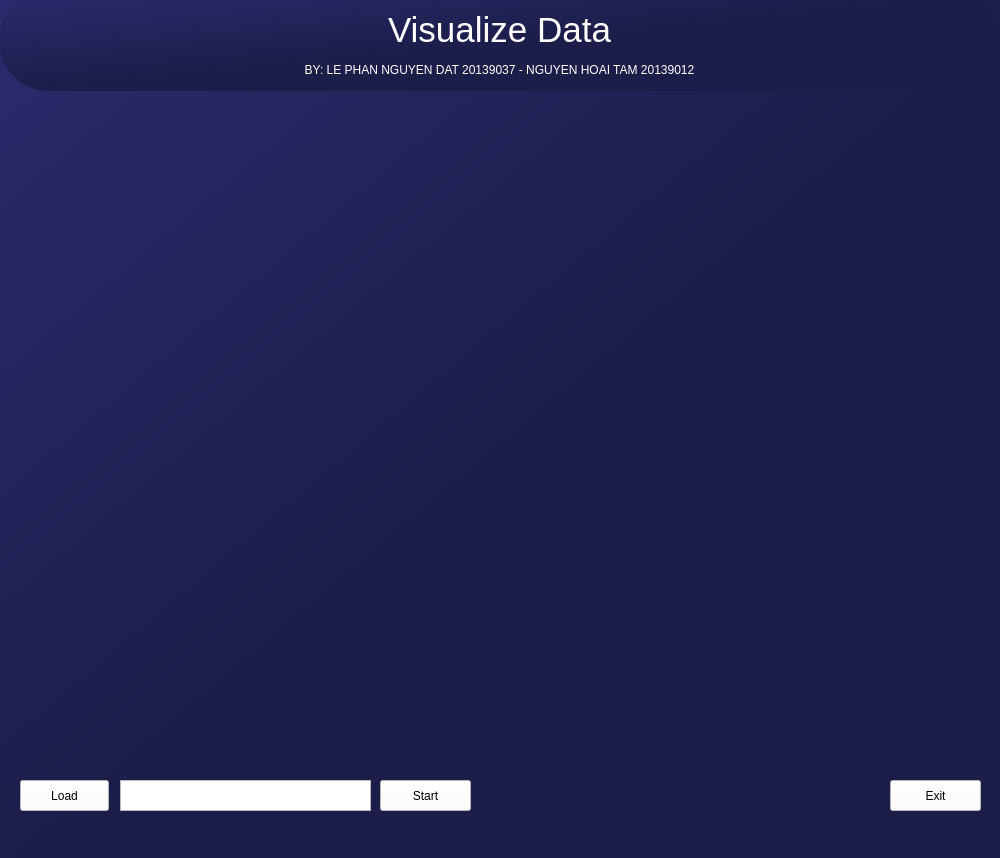
Above: Gui.ui from datphannguyenle/Gui_Visualizedata_TTPython before the change. Below: the same form after it.
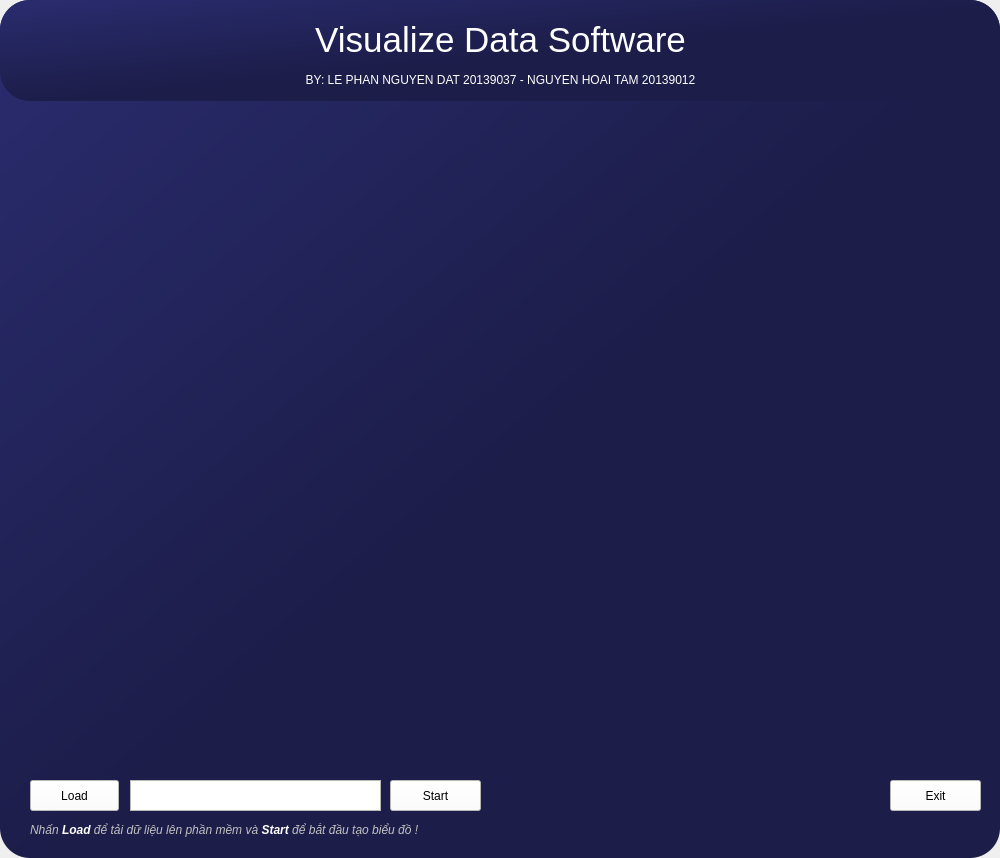
That is the form after the change. Icons and pictures are not drawn.

Diff of the .ui file:
```diff
--- a/Gui.ui
+++ b/Gui.ui
@@ -32,30 +32,19 @@
    <widget class="QWidget" name="verticalLayoutWidget">
     <property name="geometry">
      <rect>
-      <x>20</x>
-      <y>110</y>
+      <x>30</x>
+      <y>120</y>
       <width>451</width>
       <height>291</height>
      </rect>
     </property>
     <layout class="QVBoxLayout" name="dothi_1"/>
    </widget>
-   <widget class="QWidget" name="verticalLayoutWidget_2">
-    <property name="geometry">
-     <rect>
-      <x>530</x>
-      <y>110</y>
-      <width>451</width>
-      <height>291</height>
-     </rect>
-    </property>
-    <layout class="QVBoxLayout" name="dothi_2"/>
-   </widget>
    <widget class="QWidget" name="verticalLayoutWidget_3">
     <property name="geometry">
      <rect>
-      <x>20</x>
-      <y>460</y>
+      <x>30</x>
+      <y>450</y>
       <width>451</width>
       <height>291</height>
      </rect>
@@ -65,8 +54,8 @@
    <widget class="QWidget" name="verticalLayoutWidget_4">
     <property name="geometry">
      <rect>
-      <x>530</x>
-      <y>460</y>
+      <x>520</x>
+      <y>450</y>
       <width>451</width>
       <height>291</height>
      </rect>
@@ -76,14 +65,26 @@
    <widget class="QWidget" name="tieude" native="true">
     <property name="geometry">
      <rect>
-      <x>-1</x>
-      <y>-10</y>
-      <width>1001</width>
+      <x>0</x>
+      <y>0</y>
+      <width>1000</width>
       <height>101</height>
      </rect>
     </property>
+    <property name="minimumSize">
+     <size>
+      <width>1000</width>
+      <height>0</height>
+     </size>
+    </property>
+    <property name="maximumSize">
+     <size>
+      <width>1000</width>
+      <height>16777215</height>
+     </size>
+    </property>
     <property name="styleSheet">
-     <string notr="true">border-radius: 50px;
+     <string notr="true">border-radius: 30px;
 background-color: qlineargradient(spread:pad, x1:0, y1:0, x2:1, y2:1, stop:0 rgba(42, 44, 111, 255), stop:0.521368 rgba(28, 29, 73, 255));</string>
     </property>
     <widget class="QLabel" name="tendetai">
@@ -108,7 +109,7 @@
 </string>
      </property>
      <property name="text">
-      <string>&lt;html&gt;&lt;head/&gt;&lt;body&gt;&lt;p align=&quot;center&quot;&gt;&lt;span style=&quot; font-size:26pt; font-style:normal;&quot;&gt;Visualize Data&lt;/span&gt;&lt;/p&gt;&lt;/body&gt;&lt;/html&gt;</string>
+      <string>&lt;html&gt;&lt;head/&gt;&lt;body&gt;&lt;p align=&quot;center&quot;&gt;&lt;span style=&quot; font-size:26pt; font-style:normal;&quot;&gt;Visualize Data Software&lt;/span&gt;&lt;/p&gt;&lt;/body&gt;&lt;/html&gt;</string>
      </property>
     </widget>
     <widget class="QLabel" name="tacgia">
@@ -149,12 +150,15 @@
    <widget class="QPushButton" name="load_button">
     <property name="geometry">
      <rect>
-      <x>20</x>
+      <x>30</x>
       <y>780</y>
       <width>89</width>
       <height>31</height>
      </rect>
     </property>
+    <property name="cursor">
+     <cursorShape>PointingHandCursor</cursorShape>
+    </property>
     <property name="styleSheet">
      <string notr="true">background-color: rgb(255, 255, 255);</string>
     </property>
@@ -165,12 +169,15 @@
    <widget class="QPushButton" name="start_button">
     <property name="geometry">
      <rect>
-      <x>380</x>
+      <x>390</x>
       <y>780</y>
       <width>91</width>
       <height>31</height>
      </rect>
     </property>
+    <property name="cursor">
+     <cursorShape>PointingHandCursor</cursorShape>
+    </property>
     <property name="styleSheet">
      <string notr="true">background-color: rgb(255, 255, 255);</string>
     </property>
@@ -187,6 +194,9 @@
       <height>31</height>
      </rect>
     </property>
+    <property name="cursor">
+     <cursorShape>PointingHandCursor</cursorShape>
+    </property>
     <property name="styleSheet">
      <string notr="true">background-color: rgb(255, 255, 255);
 </string>
@@ -198,7 +208,7 @@
    <widget class="QTextEdit" name="url_load">
     <property name="geometry">
      <rect>
-      <x>120</x>
+      <x>130</x>
       <y>780</y>
       <width>251</width>
       <height>31</height>
@@ -208,14 +218,27 @@
    <widget class="QFrame" name="frame">
     <property name="geometry">
      <rect>
-      <x>-20</x>
-      <y>-10</y>
-      <width>1051</width>
-      <height>891</height>
+      <x>0</x>
+      <y>0</y>
+      <width>1000</width>
+      <height>858</height>
      </rect>
     </property>
+    <property name="minimumSize">
+     <size>
+      <width>1000</width>
+      <height>800</height>
+     </size>
+    </property>
+    <property name="maximumSize">
+     <size>
+      <width>1000</width>
+      <height>858</height>
+     </size>
+    </property>
     <property name="styleSheet">
-     <string notr="true">background-color: qlineargradient(spread:pad, x1:0, y1:0, x2:1, y2:1, stop:0 rgba(42, 44, 111, 255), stop:0.521368 rgba(28, 29, 73, 255));</string>
+     <string notr="true">border-radius:30px;
+background-color: qlineargradient(spread:pad, x1:0, y1:0, x2:1, y2:1, stop:0 rgba(42, 44, 111, 255), stop:0.521368 rgba(28, 29, 73, 255));</string>
     </property>
     <property name="frameShape">
      <enum>QFrame::StyledPanel</enum>
@@ -224,9 +247,32 @@
      <enum>QFrame::Raised</enum>
     </property>
    </widget>
+   <widget class="QWidget" name="verticalLayoutWidget_2">
+    <property name="geometry">
+     <rect>
+      <x>520</x>
+      <y>120</y>
+      <width>451</width>
+      <height>291</height>
+     </rect>
+    </property>
+    <layout class="QVBoxLayout" name="dothi_2"/>
+   </widget>
+   <widget class="QLabel" name="mota">
+    <property name="geometry">
+     <rect>
+      <x>30</x>
+      <y>820</y>
+      <width>501</width>
+      <height>20</height>
+     </rect>
+    </property>
+    <property name="text">
+     <string>&lt;html&gt;&lt;head/&gt;&lt;body&gt;&lt;p&gt;&lt;span style=&quot; font-style:italic; color:#c2c2c2;&quot;&gt;Nhấn &lt;/span&gt;&lt;span style=&quot; font-weight:600; font-style:italic; color:#ffffff;&quot;&gt;Load&lt;/span&gt;&lt;span style=&quot; font-style:italic; color:#c2c2c2;&quot;&gt; để tải dữ liệu lên phần mềm và &lt;/span&gt;&lt;span style=&quot; font-weight:600; font-style:italic; color:#ffffff;&quot;&gt;Start&lt;/span&gt;&lt;span style=&quot; font-style:italic; color:#c2c2c2;&quot;&gt; để bắt đầu tạo biểu đồ !&lt;/span&gt;&lt;/p&gt;&lt;/body&gt;&lt;/html&gt;</string>
+    </property>
+   </widget>
    <zorder>frame</zorder>
    <zorder>verticalLayoutWidget</zorder>
-   <zorder>verticalLayoutWidget_2</zorder>
    <zorder>verticalLayoutWidget_3</zorder>
    <zorder>verticalLayoutWidget_4</zorder>
    <zorder>tieude</zorder>
@@ -234,6 +280,8 @@
    <zorder>start_button</zorder>
    <zorder>exit_button</zorder>
    <zorder>url_load</zorder>
+   <zorder>verticalLayoutWidget_2</zorder>
+   <zorder>mota</zorder>
   </widget>
  </widget>
  <resources>
```
